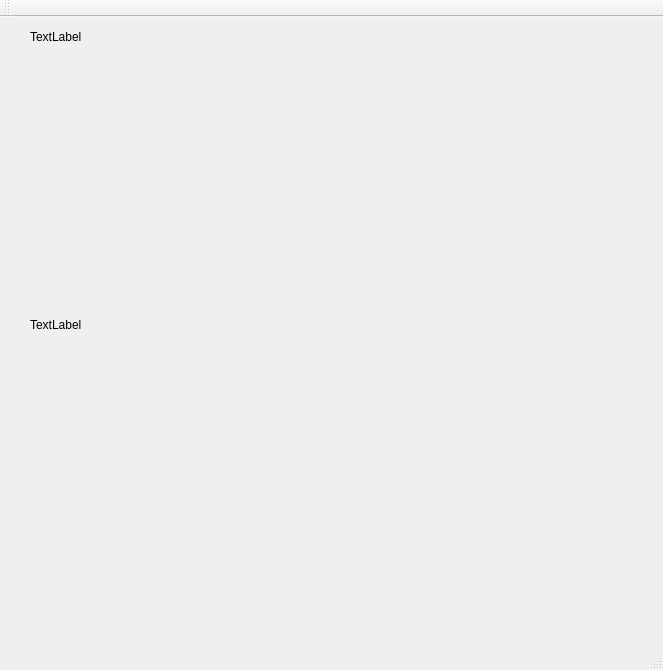
First picture: the form in mainwindow.ui, repository Letsifer/ComputerVision, before the edit.
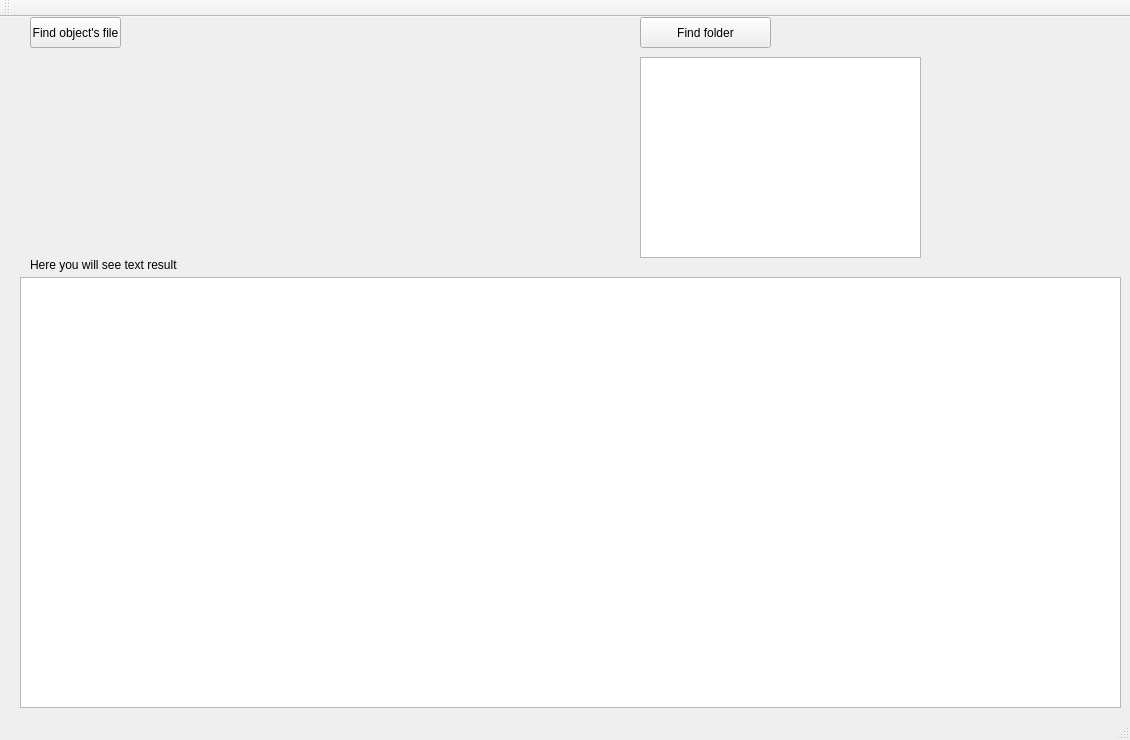
Second picture: the form after the edit.

What changed in the file:
```diff
--- a/mainwindow.ui
+++ b/mainwindow.ui
@@ -6,8 +6,8 @@
    <rect>
     <x>0</x>
     <y>0</y>
-    <width>663</width>
-    <height>670</height>
+    <width>1130</width>
+    <height>740</height>
    </rect>
   </property>
   <property name="windowTitle">
@@ -18,52 +18,72 @@
     <property name="geometry">
      <rect>
       <x>30</x>
-      <y>30</y>
-      <width>551</width>
-      <height>261</height>
+      <y>40</y>
+      <width>341</width>
+      <height>191</height>
      </rect>
     </property>
     <property name="text">
      <string/>
     </property>
    </widget>
-   <widget class="QLabel" name="imageResult">
+   <widget class="QPushButton" name="findFileButton">
     <property name="geometry">
      <rect>
       <x>30</x>
-      <y>320</y>
-      <width>551</width>
-      <height>291</height>
+      <y>0</y>
+      <width>91</width>
+      <height>31</height>
      </rect>
     </property>
     <property name="text">
-     <string/>
+     <string>Find object's file</string>
     </property>
    </widget>
-   <widget class="QLabel" name="label">
+   <widget class="QPushButton" name="fildFolderButton">
     <property name="geometry">
      <rect>
-      <x>30</x>
-      <y>10</y>
-      <width>591</width>
-      <height>20</height>
+      <x>640</x>
+      <y>0</y>
+      <width>131</width>
+      <height>31</height>
      </rect>
     </property>
     <property name="text">
-     <string>TextLabel</string>
+     <string>Find folder</string>
     </property>
    </widget>
-   <widget class="QLabel" name="labelSigma">
+   <widget class="QListWidget" name="sceneFilesList">
     <property name="geometry">
      <rect>
+      <x>640</x>
+      <y>40</y>
+      <width>281</width>
+      <height>201</height>
+     </rect>
+    </property>
+   </widget>
+   <widget class="QLabel" name="showResultLabel">
+    <property name="geometry">
+     <rect>
       <x>30</x>
-      <y>300</y>
-      <width>271</width>
+      <y>240</y>
+      <width>621</width>
       <height>16</height>
      </rect>
     </property>
     <property name="text">
-     <string>TextLabel</string>
+     <string>Here you will see text result</string>
+    </property>
+   </widget>
+   <widget class="QGraphicsView" name="resultView">
+    <property name="geometry">
+     <rect>
+      <x>20</x>
+      <y>260</y>
+      <width>1101</width>
+      <height>431</height>
+     </rect>
     </property>
    </widget>
   </widget>
```
Left out of the diff: 6 changed lines with no effect on the pictures.
